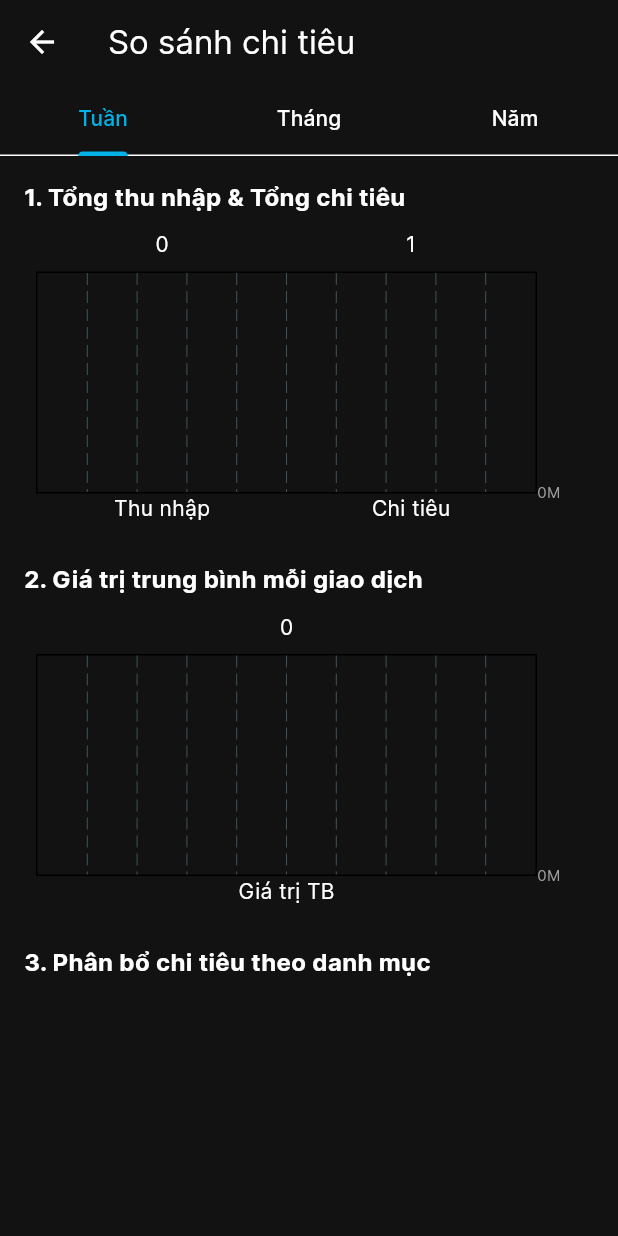
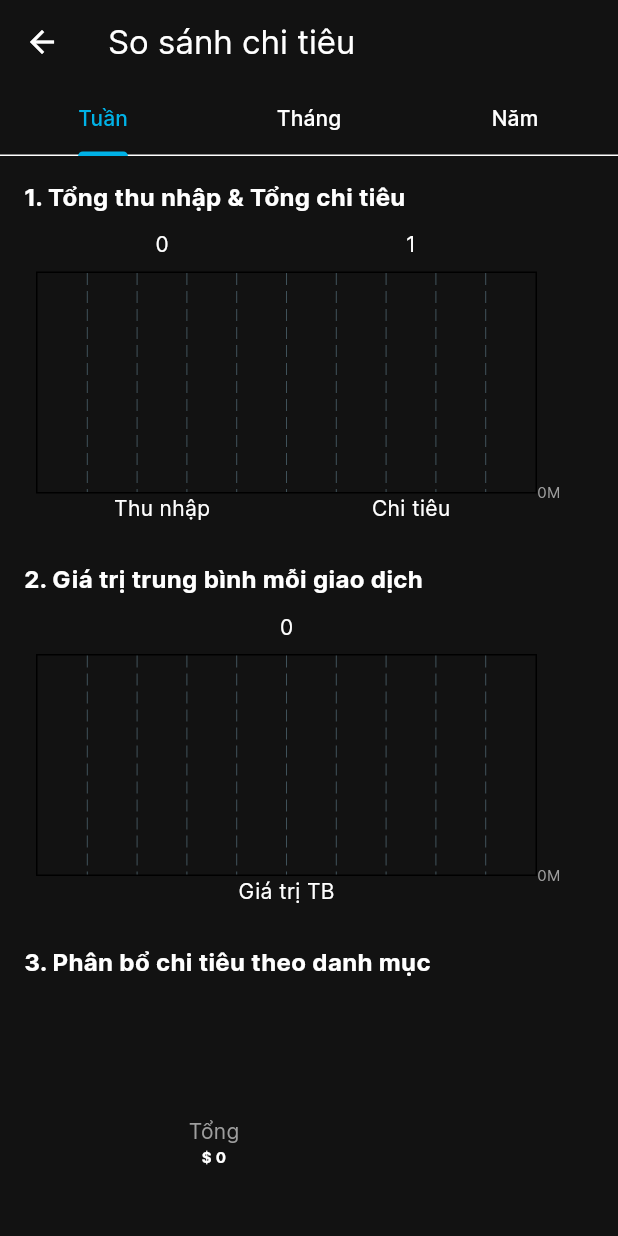
Before and after one commit to iamdazkdev/expense_tracker_app, a Flutter app: the StateView screen opened directly, after a tap on "Xem thống kê chi tiêu", on a phone screen of 412 x 824 dp. Run offline on Flutter 3.47's test engine with Material 3 defaults, Android fonts, the phone set to English and light mode, and no system bars; drawn by our look-alikes of fl_chart; our stand-ins replace bloc, cached_network_image, cloud_firestore, firebase_auth, firebase_core, firebase_messaging and 14 more; missing offline and left inert: currency_picker, pattern_formatter; accounts and stored records are empty.

Commit message:
Update statisticals_view.dart by Category

```diff
--- a/lib/features/home/view/widgets/summary_card.dart
+++ b/lib/features/home/view/widgets/summary_card.dart
@@ -9,6 +9,7 @@ import '../../../../core/models/transactions/transaction_model.dart';
 import '../../../../core/styles/app_text_style.dart';
 import '../../../blocs/state_bloc/state_cubit.dart';
 import '../../../statisticals/data/stat_comparison_utils.dart';
+import '../../../statisticals/data/statistical_utils.dart';
 import '../../../statisticals/view/statisticals_view.dart';
 import 'widgets.dart';
 
@@ -122,7 +123,9 @@ class _SummaryCardState extends State<SummaryCard> {
                       generateComparisonData(transactions, now, 'month');
                   final yearlyData =
                       generateComparisonData(transactions, now, 'year');
-
+                  final weeklyCategoryBreakdown =
+                      StatisticalUtils.generateCategorySummaryByName(
+                          transactions);
                   setState(() {
                     Navigator.push(
                       context,
--- a/lib/features/statisticals/data/stat_comparison_data_model.dart
+++ b/lib/features/statisticals/data/stat_comparison_data_model.dart
@@ -10,6 +10,7 @@ class StatComparisonData {
   final Map<String, double> categoryBreakdownLast;
   final Map<String, double> categoryBreakdownThis;
 
+  final Map<String, double> result;
   StatComparisonData({
     required this.totalIncomeLast,
     required this.totalExpenseLast,
@@ -19,5 +20,6 @@ class StatComparisonData {
     required this.avgTransactionThis,
     required this.categoryBreakdownLast,
     required this.categoryBreakdownThis,
+    required this.result,
   });
 }
--- a/lib/features/statisticals/data/stat_comparison_utils.dart
+++ b/lib/features/statisticals/data/stat_comparison_utils.dart
@@ -78,6 +78,10 @@ StatComparisonData generateComparisonData(
   final avgThis = thisPeriod.isNotEmpty ? totalThis / thisPeriod.length : 0;
   final avgLast = lastPeriod.isNotEmpty ? totalLast / lastPeriod.length : 0;
 
+  final Map<String, double> result = {};
+  for (final t in allTransactions) {
+    result[t.categoryName] = (result[t.categoryName] ?? 0) + t.amount;
+  }
   return StatComparisonData(
     totalIncomeLast: incomeLast,
     totalExpenseLast: expenseLast,
@@ -87,5 +91,6 @@ StatComparisonData generateComparisonData(
     avgTransactionThis: double.tryParse(avgThis.toString()) ?? 0.0,
     categoryBreakdownLast: categoryLast,
     categoryBreakdownThis: categoryThis,
+    result: result,
   );
 }
--- /dev/null
+++ b/lib/features/statisticals/data/statistical_utils.dart
@@ -0,0 +1,14 @@
+import '../../../core/models/transactions/transaction_model.dart';
+
+class StatisticalUtils {
+  static Map<String, double> generateCategorySummaryByName(
+      List<Transaction> allTransactions) {
+    final Map<String, double> result = {};
+
+    for (final t in allTransactions) {
+      result[t.categoryName] = (result[t.categoryName] ?? 0) + t.amount;
+    }
+
+    return result;
+  }
+}
--- a/lib/features/statisticals/view/statisticals_view.dart
+++ b/lib/features/statisticals/view/statisticals_view.dart
@@ -1,8 +1,9 @@
 import 'package:daily_expense_tracker_app/core/extension/extension.dart';
+import 'package:daily_expense_tracker_app/features/statisticals/view/widgets/dynamic_pie_chart.dart';
 import 'package:fl_chart/fl_chart.dart';
 import 'package:flutter/material.dart';
-import 'package:intl/intl.dart';
 
+import '../../../core/enum/categorys.dart';
 import '../data/stat_comparison_data_model.dart';
 
 class StatisticalView extends StatefulWidget {
@@ -10,11 +11,18 @@ class StatisticalView extends StatefulWidget {
   final StatComparisonData monthlyData;
   final StatComparisonData yearlyData;
 
+/*  final Map<String, double> weeklyCategoryBreakdown;
+  final Map<String, double> monthlyCategoryBreakdown;
+  final Map<String, double> yearlyCategoryBreakdown;*/
+
   const StatisticalView({
     super.key,
     required this.weeklyData,
     required this.monthlyData,
     required this.yearlyData,
+    /*required this.weeklyCategoryBreakdown,
+    required this.monthlyCategoryBreakdown,
+    required this.yearlyCategoryBreakdown,*/
   });
 
   @override
@@ -29,6 +37,16 @@ class _StatisticalViewState extends State<StatisticalView>
   void initState() {
     _tabController = TabController(length: 3, vsync: this);
     super.initState();
+  }
+
+  List<Color> getColorsFromTitles(List<String> titles) {
+    return titles.map((title) {
+      final category = categorys.firstWhere(
+        (cat) => cat.name == title,
+        orElse: () => Categorys.others, // nếu không tìm thấy thì dùng 'others'
+      );
+      return category.backgroundColorIcon;
+    }).toList();
   }
 
   @override
@@ -246,122 +264,9 @@ class _StatisticalViewState extends State<StatisticalView>
     );
   }
 
-/*  Widget _buildIncomeExpenseBar(StatComparisonData data) {
-    final spots = <BarChartGroupData>[
-      BarChartGroupData(x: 0, barRods: [
-        BarChartRodData(toY: data.totalIncomeLast, color: Colors.blue),
-        BarChartRodData(toY: data.totalIncomeThis, color: Colors.blue.shade200),
-      ]),
-      BarChartGroupData(x: 1, barRods: [
-        BarChartRodData(toY: data.totalExpenseLast, color: Colors.red),
-        BarChartRodData(toY: data.totalExpenseThis, color: Colors.red.shade200),
-      ]),
-    ];
-
-    return Padding(
-      padding: const EdgeInsets.symmetric(horizontal: 8),
-      child: BarChart(
-        BarChartData(
-          alignment: BarChartAlignment.spaceAround,
-          groupsSpace: 40,
-          barGroups: spots,
-          titlesData: FlTitlesData(
-            leftTitles: AxisTitles(
-              sideTitles: SideTitles(
-                showTitles: false,
-                reservedSize: 40,
-              ),
-            ),
-            rightTitles: AxisTitles(
-              sideTitles: SideTitles(
-                showTitles: true,
-                getTitlesWidget: (value, meta) {
-                  return Text(
-                    '${value ~/ 1000000}M', // tuỳ theo đơn vị bạn đang dùng
-                    style: const TextStyle(
-                      fontSize: 10, // 👈 giảm size tại đây
-                      color: Colors.grey, // hoặc màu bạn muốn
-                    ),
-                    textAlign: TextAlign.left,
-                  );
-                },
-                reservedSize: 30, // 👈 giảm kích thước chiếm không gian nếu cần
-              ),
-            ),
-            bottomTitles: AxisTitles(
-              sideTitles: SideTitles(
-                showTitles: true,
-                getTitlesWidget: (value, meta) {
-                  if (value == 0) return const Text('Thu nhập');
-                  if (value == 1) return const Text('Chi tiêu');
-                  return const Text('');
-                },
-              ),
-            ),
-          ),
-        ),
-      ),
-    );
-  }
-
-  Widget _buildAvgTransactionBar(StatComparisonData data) {
-    final spots = <BarChartGroupData>[
-      BarChartGroupData(x: 0, barRods: [
-        BarChartRodData(toY: data.avgTransactionLast, color: Colors.green),
-        BarChartRodData(
-          toY: data.avgTransactionThis,
-          color: Colors.green.shade200,
-        ),
-      ]),
-    ];
-
-    return Padding(
-      padding: const EdgeInsets.symmetric(horizontal: 8),
-      child: BarChart(
-        BarChartData(
-          alignment: BarChartAlignment.center,
-          groupsSpace: 40,
-          barGroups: spots,
-          titlesData: FlTitlesData(
-            leftTitles: AxisTitles(
-              sideTitles: SideTitles(
-                showTitles: false,
-                reservedSize: 40,
-              ),
-            ),
-            rightTitles: AxisTitles(
-              sideTitles: SideTitles(
-                showTitles: true,
-                getTitlesWidget: (value, meta) {
-                  return Text(
-                    '${value ~/ 1000000}M',
-                    style: const TextStyle(
-                      fontSize: 10,
-                      color: Colors.grey,
-                    ),
-                    textAlign: TextAlign.left,
-                  );
-                },
-                reservedSize: 30,
-              ),
-            ),
-            bottomTitles: AxisTitles(
-              sideTitles: SideTitles(
-                showTitles: true,
-                getTitlesWidget: (value, meta) {
-                  if (value == 0) return const Text('Giá trị TB');
-                  return const Text('');
-                },
-              ),
-            ),
-          ),
-        ),
-      ),
-    );
-  }*/
-
-  Widget _buildPieChart(StatComparisonData data) {
+/*  Widget _buildPieChart(StatComparisonData data) {
     final sections = <PieChartSectionData>[];
+    debugPrint("SECTIONS LENGTH: ${sections.length}");
     data.categoryBreakdownThis.forEach((key, value) {
       sections.add(
         PieChartSectionData(
@@ -379,5 +284,82 @@ class _StatisticalViewState extends State<StatisticalView>
         centerSpaceRadius: 30,
       ),
     );
+  }*/
+/*  Widget _buildPieChart(StatComparisonData data) {
+    final sections = <PieChartSectionData>[];
+
+    data.categoryBreakdownThis.forEach((key, value) {
+      final categoryEnum = Categorys.values.firstWhere(
+        (e) => e.name == key,
+        orElse: () => Categorys.food,
+      );
+      sections.add(
+        PieChartSectionData(
+          value: value,
+          title: value.toInt().toStringAsFixed(2),
+          color: categoryEnum.backgroundColorIcon,
+          radius: 50,
+          titleStyle: const TextStyle(
+              fontSize: 12, fontWeight: FontWeight.bold, color: Colors.white),
+        ),
+      );
+    });
+
+    return Center(
+      child: DynamicPieChart(
+        titles: ['Ăn uống', 'Di chuyển', 'Mua sắm', 'Giải trí'],
+        values: [400000, 250000, 150000, 200000],
+        colors: [
+          PieCharColors.contentColorBlue,
+          PieCharColors.contentColorYellow,
+          PieCharColors.contentColorPurple,
+          PieCharColors.contentColorGreen,
+        ],
+      ),
+    );
+  }*/
+/*  Widget _buildPieChart(StatComparisonData data) {
+    // Lấy danh sách danh mục và giá trị
+    final titles = <String>[];
+    final values = <double>[];
+    final colors = <Color>[];
+
+    data.result.forEach((key, value) {
+      titles.add(key);
+      values.add(value);
+
+      final categoryEnum = Categorys.values.firstWhere(
+        (e) => e.name == key,
+        orElse: () => Categorys.food,
+      );
+      colors.add(categoryEnum.backgroundCoslorIcon);
+    });
+
+    return Center(
+      child: DynamicPieChart(
+        titles: titles,
+        values: values,
+        colors: colors,
+      ),
+    );
+  }*/
+  Widget _buildPieChart(StatComparisonData data) {
+    final titles = data.result.keys.toList();
+    final values = data.result.values.toList();
+
+    final colors = getColorsFromTitles(titles);
+
+    // In ra debug
+    for (int i = 0; i < titles.length; i++) {
+      debugPrint('Title: ${titles[i]}, Value: ${values[i]}');
+    }
+
+    return Center(
+      child: DynamicPieChart(
+        titles: titles,
+        values: values,
+        colors: colors,
+      ),
+    );
   }
 }
--- /dev/null
+++ b/lib/features/statisticals/view/widgets/dynamic_pie_chart.dart
@@ -0,0 +1,139 @@
+import 'package:daily_expense_tracker_app/core/extension/extension.dart';
+import 'package:daily_expense_tracker_app/features/statisticals/view/widgets/pie_chart_color.dart';
+import 'package:fl_chart/fl_chart.dart';
+import 'package:flutter/material.dart';
+
+import 'indicator_widget.dart';
+
+class DynamicPieChart extends StatefulWidget {
+  final List<String> titles;
+  final List<double> values;
+  final List<Color> colors;
+
+  const DynamicPieChart({
+    super.key,
+    required this.titles,
+    required this.values,
+    required this.colors,
+  }) : assert(
+          titles.length == values.length && values.length == colors.length,
+          'All input lists must have the same length',
+        );
+
+  @override
+  State<DynamicPieChart> createState() => _DynamicPieChartState();
+}
+
+class _DynamicPieChartState extends State<DynamicPieChart> {
+  int touchedIndex = -1;
+
+  double get _total => widget.values.fold(0, (sum, item) => sum + item);
+
+  @override
+  Widget build(BuildContext context) {
+    return AspectRatio(
+      aspectRatio: 2.6,
+      child: Row(
+        mainAxisAlignment: MainAxisAlignment.spaceBetween,
+        children: <Widget>[
+          const SizedBox(height: 18),
+          Expanded(
+            flex: 2,
+            child: AspectRatio(
+              aspectRatio: 1,
+              child: Stack(
+                alignment: Alignment.center,
+                children: [
+                  PieChart(
+                    PieChartData(
+                      pieTouchData: PieTouchData(
+                        touchCallback: (FlTouchEvent event, pieTouchResponse) {
+                          setState(() {
+                            if (!event.isInterestedForInteractions ||
+                                pieTouchResponse?.touchedSection == null) {
+                              touchedIndex = -1;
+                            } else {
+                              touchedIndex = pieTouchResponse!
+                                  .touchedSection!.touchedSectionIndex;
+                            }
+                          });
+                        },
+                      ),
+                      borderData: FlBorderData(show: false),
+                      sectionsSpace: 0,
+                      centerSpaceRadius: 40,
+                      sections: _buildSections(),
+                    ),
+                  ),
+                  Column(
+                    mainAxisAlignment: MainAxisAlignment.center,
+                    children: [
+                      const Text(
+                        'Tổng',
+                        style: TextStyle(
+                          fontSize: 14,
+                          color: Colors.grey,
+                        ),
+                      ),
+                      Text(
+                        /* _formatCurrency(_total)*/ _total
+                            .toCurrencyWithSymbol(),
+                        style: const TextStyle(
+                          fontSize: 10,
+                          fontWeight: FontWeight.bold,
+                        ),
+                      ),
+                    ],
+                  )
+                ],
+              ),
+            ),
+          ),
+          Expanded(
+            flex: 1,
+            child: Column(
+              mainAxisAlignment: MainAxisAlignment.end,
+              crossAxisAlignment: CrossAxisAlignment.end,
+              children: List.generate(
+                widget.titles.length,
+                (index) => Padding(
+                  padding: const EdgeInsets.symmetric(vertical: 2),
+                  child: Indicator(
+                    color: widget.colors[index],
+                    text: widget.titles[index],
+                    isSquare: true,
+                  ),
+                ),
+              ),
+            ),
+          ),
+          // const SizedBox(width: 28),
+        ],
+      ),
+    );
+  }
+
+  List<PieChartSectionData> _buildSections() {
+    return List.generate(widget.values.length, (i) {
+      final isTouched = i == touchedIndex;
+      final fontSize = isTouched ? 22.0 : 14.0;
+      final radius = isTouched ? 60.0 : 50.0;
+      const shadows = [Shadow(color: Colors.black, blurRadius: 2)];
+
+      final percentage = _total == 0 ? 0 : (widget.values[i] / _total * 100);
+
+      return PieChartSectionData(
+        color: widget.colors[i],
+        value: widget.values[i],
+        title: '${percentage.toStringAsFixed(2)}%',
+        radius: radius,
+        titleStyle: TextStyle(
+          fontSize: fontSize,
+          fontWeight: FontWeight.bold,
+          color: PieCharColors.mainTextColor1,
+          shadows: shadows,
+        ),
+      );
+    });
+  }
+}
--- /dev/null
+++ b/lib/features/statisticals/view/widgets/indicator_widget.dart
@@ -0,0 +1,44 @@
+import 'package:flutter/material.dart';
+
+class Indicator extends StatelessWidget {
+  const Indicator({
+    super.key,
+    required this.color,
+    required this.text,
+    required this.isSquare,
+    this.size = 16,
+    this.textColor,
+  });
+  final Color color;
+  final String text;
+  final bool isSquare;
+  final double size;
+  final Color? textColor;
+
+  @override
+  Widget build(BuildContext context) {
+    return Row(
+      children: <Widget>[
+        Container(
+          width: size,
+          height: size,
+          decoration: BoxDecoration(
+            shape: isSquare ? BoxShape.rectangle : BoxShape.circle,
+            color: color,
+          ),
+        ),
+        const SizedBox(
+          width: 4,
+        ),
+        Text(
+          text,
+          style: TextStyle(
+            fontSize: 16,
+            fontWeight: FontWeight.bold,
+            color: textColor,
+          ),
+        )
+      ],
+    );
+  }
+}
--- /dev/null
+++ b/lib/features/statisticals/view/widgets/pie_chart_color.dart
@@ -0,0 +1,25 @@
+import 'package:flutter/material.dart';
+
+class PieCharColors {
+  static const Color primary = contentColorCyan;
+  static const Color menuBackground = Color(0xFF090912);
+  static const Color itemsBackground = Color(0xFF1B2339);
+  static const Color pageBackground = Color(0xFF282E45);
+  static const Color mainTextColor1 = Colors.white;
+  static const Color mainTextColor2 = Colors.white70;
+  static const Color mainTextColor3 = Colors.white38;
+  static const Color mainGridLineColor = Colors.white10;
+  static const Color borderColor = Colors.white54;
+  static const Color gridLinesColor = Color(0x11FFFFFF);
+
+  static const Color contentColorBlack = Colors.black;
+  static const Color contentColorWhite = Colors.white;
+  static const Color contentColorBlue = Color(0xFF2196F3);
+  static const Color contentColorYellow = Color(0xFFFFC300);
+  static const Color contentColorOrange = Color(0xFFFF683B);
+  static const Color contentColorGreen = Color(0xFF3BFF49);
+  static const Color contentColorPurple = Color(0xFF6E1BFF);
+  static const Color contentColorPink = Color(0xFFFF3AF2);
+  static const Color contentColorRed = Color(0xFFE80054);
+  static const Color contentColorCyan = Color(0xFF50E4FF);
+}
```
